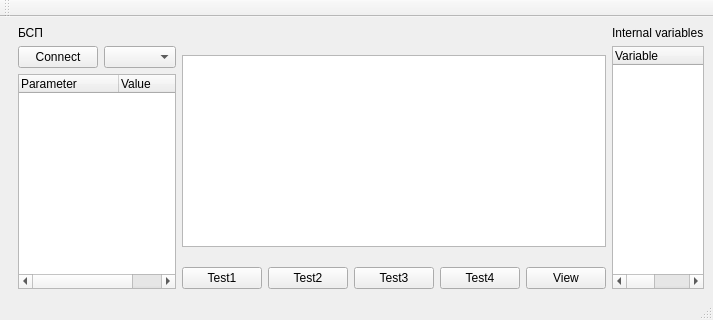
Qt form PIgGui/mainwindow.ui (BerZerKku/CPP_PIgPC) before a commit.
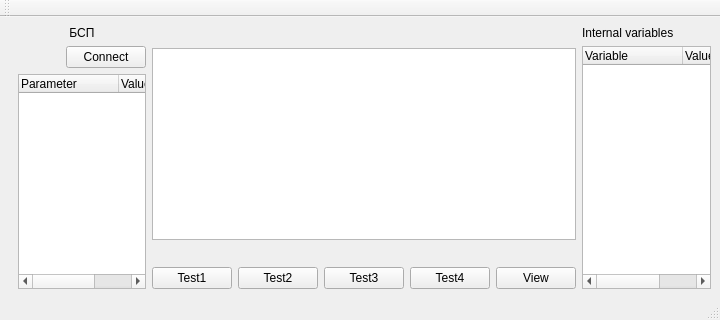
The same form after that commit. Custom widgets are drawn as their Qt base class.

The edit to the form file:
```diff
--- a/PIgGui/mainwindow.ui
+++ b/PIgGui/mainwindow.ui
@@ -6,7 +6,7 @@
    <rect>
     <x>0</x>
     <y>0</y>
-    <width>663</width>
+    <width>720</width>
     <height>320</height>
    </rect>
   </property>
@@ -25,20 +25,13 @@
         <property name="text">
          <string>БСП</string>
         </property>
+        <property name="alignment">
+         <set>Qt::AlignCenter</set>
+        </property>
        </widget>
       </item>
       <item>
        <layout class="QHBoxLayout" name="horizontalLayout_3">
-        <item>
-         <widget class="QPushButton" name="mBspConnect">
-          <property name="text">
-           <string>Connect</string>
-          </property>
-         </widget>
-        </item>
-        <item>
-         <widget class="QComboBox" name="mBspCombo"/>
-        </item>
         <item>
          <spacer name="horizontalSpacer">
           <property name="orientation">
@@ -52,6 +45,13 @@
           </property>
          </spacer>
         </item>
+        <item>
+         <widget class="QPushButton" name="mBspConnect">
+          <property name="text">
+           <string>Connect</string>
+          </property>
+         </widget>
+        </item>
        </layout>
       </item>
       <item>
@@ -75,9 +75,6 @@
       <item>
        <widget class="TSerial" name="serialBsp" native="true"/>
       </item>
-      <item>
-       <widget class="TSerial" name="serialPc" native="true"/>
-      </item>
       <item>
        <widget class="QTextEdit" name="textEdit">
         <property name="enabled">
```
Left out of the diff: 2 changed lines with no effect on the pictures.
